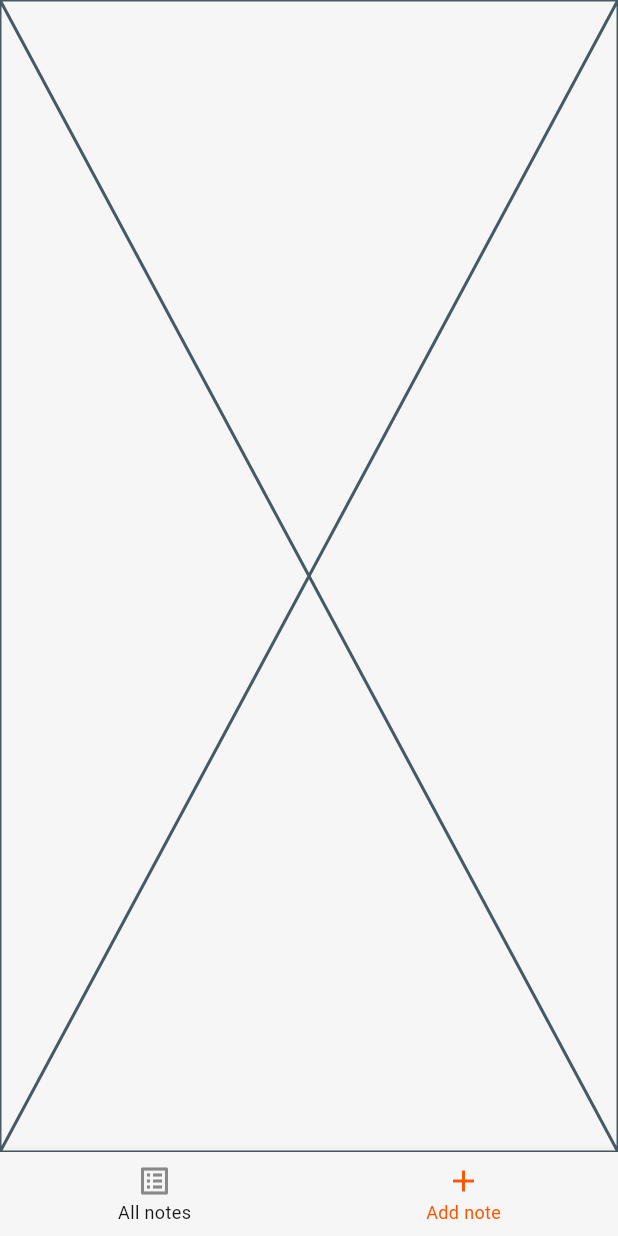
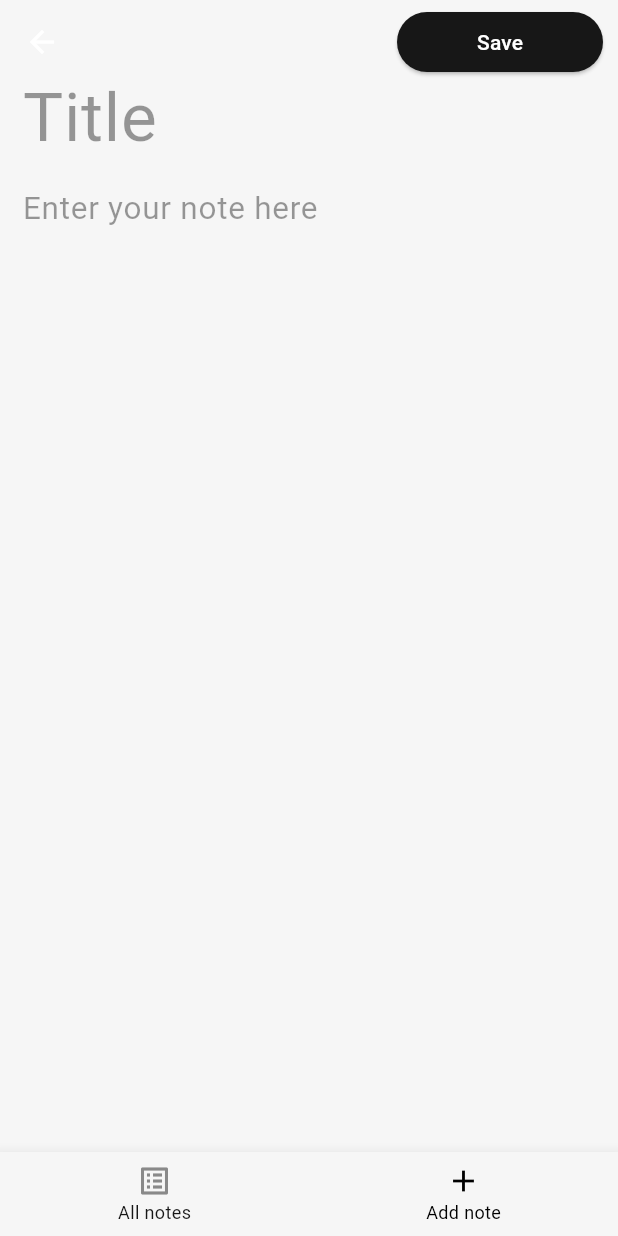
Before and after one commit to rusyaev-dk/scriby_app, a Flutter app: the NewNoteScreen screen opened by its route, on a phone screen of 412 x 824 dp. Run offline on Flutter 3.47's test engine with Material 3 defaults, Android fonts, the phone set to English and light mode, and no system bars; our stand-ins replace auto_route, bloc, equatable, flutter_bloc, realm, shared_preferences; accounts and stored records are empty; generated files the repository leaves out were written again.

Commit message:
feat: implement saving note logic

```diff
--- a/lib/app/scriby_app.dart
+++ b/lib/app/scriby_app.dart
@@ -28,10 +28,11 @@ class _ScribyAppState extends State<ScribyApp> {
       child: BlocBuilder<ThemeCubit, ThemeState>(
         builder: (context, state) {
           return MaterialApp.router(
-             theme: AppThemeData.lightTheme,
+            theme: AppThemeData.lightTheme,
             darkTheme: AppThemeData.darkTheme,
             themeMode: state.themeMode,
             title: "Scriby",
+            debugShowCheckedModeBanner: false,
             routerConfig: router.config(),
           );
         },
--- /dev/null
+++ b/lib/common/widgets/widgets.dart
@@ -0,0 +1 @@
+export 'conditional_wrapper.dart';
--- a/lib/core/domain/repositories/notes/notes_repository.dart
+++ b/lib/core/domain/repositories/notes/notes_repository.dart
@@ -3,7 +3,9 @@ import 'package:scriby_app/core/domain/repositories/notes/notes.dart';
 import 'package:scriby_app/persistence/storage/realm/models/models.dart';
 
 class NotesRepository implements NotesRepositoryI {
-  NotesRepository({required Realm realm}) : _realm = realm;
+  NotesRepository({required Realm realm}) : _realm = realm {
+    deleteAllNotes();
+  }
 
   final Realm _realm;
 
--- a/lib/features/new_note/presentation/new_note_bloc/new_note_bloc.dart
+++ b/lib/features/new_note/presentation/new_note_bloc/new_note_bloc.dart
@@ -10,23 +10,24 @@ part 'new_note_event.dart';
 part 'new_note_state.dart';
 
 class NewNoteBloc extends Bloc<NewNoteEvent, NewNoteState> {
-  NewNoteBloc({required NotesRepositoryI notesRepository})
-      : _notesRepository = notesRepository,
+  NewNoteBloc({
+    required NotesRepositoryI notesRepository,
+  })  : _notesRepository = notesRepository,
         super(NewNoteInitialState()) {
-    on<SaveNoteLocallyEvent>(_onSaveNewNote);
+    on<SaveNewNoteEvent>(_onSaveNewNote);
   }
 
   final NotesRepositoryI _notesRepository;
 
   Future<void> _onSaveNewNote(
-    SaveNoteLocallyEvent event,
+    SaveNewNoteEvent event,
     Emitter<NewNoteState> emit,
   ) async {
-    if (state is! NewNoteSavingState) {
-      emit(NewNoteSavingState());
-    }
+    try {
+      if (state is! NewNoteSavingState) {
+        emit(NewNoteSavingState());
+      }
 
-    try {
       final LocalNote newLocalNote = LocalNote(
         Uuid.v4().toString(),
         event.title,
@@ -34,7 +35,7 @@ class NewNoteBloc extends Bloc<NewNoteEvent, NewNoteState> {
         event.text,
         tags: event.tags,
       );
-
+      await Future.delayed(const Duration(milliseconds: 1000));
       await _notesRepository.addNote(newLocalNote);
       emit(NewNoteInitialState());
     } catch (err, stackTrace) {
--- a/lib/features/new_note/presentation/new_note_bloc/new_note_event.dart
+++ b/lib/features/new_note/presentation/new_note_bloc/new_note_event.dart
@@ -2,8 +2,8 @@ part of 'new_note_bloc.dart';
 
 sealed class NewNoteEvent extends Equatable {}
 
-final class SaveNoteLocallyEvent extends NewNoteEvent {
-  SaveNoteLocallyEvent({
+final class SaveNewNoteEvent extends NewNoteEvent {
+  SaveNewNoteEvent({
     required this.title,
     required this.dateTime,
     required this.tags,
--- a/lib/features/new_note/presentation/new_note_bloc/new_note_state.dart
+++ b/lib/features/new_note/presentation/new_note_bloc/new_note_state.dart
@@ -10,7 +10,7 @@ final class NewNoteInitialState extends NewNoteState {
 final class NewNoteInProgressState extends NewNoteState {
   @override
   List<Object?> get props => [];
-}
+} // убрать?
 
 final class NewNoteSavingState extends NewNoteState {
   @override
--- a/lib/features/new_note/presentation/screens/new_note_screen.dart
+++ b/lib/features/new_note/presentation/screens/new_note_screen.dart
@@ -1,15 +1,97 @@
+import 'dart:async';
+
 import 'package:auto_route/annotations.dart';
 import 'package:flutter/material.dart';
-import 'package:scriby_app/features/new_note/presentation/widgets/widgets.dart';
+import 'package:flutter_bloc/flutter_bloc.dart';
+import 'package:scriby_app/features/new_note/presentation/presentation.dart';
 
 @RoutePage()
-class NewNoteScreen extends StatelessWidget {
+class NewNoteScreen extends StatefulWidget {
   const NewNoteScreen({super.key});
 
   @override
+  State<NewNoteScreen> createState() => _NewNoteScreenState();
+}
+
+class _NewNoteScreenState extends State<NewNoteScreen> {
+  late final TextEditingController _titleController;
+  late final TextEditingController _noteTextController;
+
+  @override
+  void initState() {
+    super.initState();
+    _titleController = TextEditingController();
+    _noteTextController = TextEditingController();
+  }
+
+  @override
   Widget build(BuildContext context) {
-    return const Scaffold(
-      body: NewNoteBody(),
+    return Scaffold(
+      body: CustomScrollView(
+        slivers: [
+          BlocBuilder<NewNoteBloc, NewNoteState>(
+            builder: (context, state) {
+              print("Current state: $state");
+              return SliverAppBar(
+                elevation: 0,
+                forceMaterialTransparency: true,
+                pinned: false,
+                backgroundColor: Colors.transparent,
+                actions: [
+                  Padding(
+                    padding: const EdgeInsets.only(right: 10),
+                    child: SaveNoteButton(
+                      onPressed: _onSaveButtonPressed,
+                      isSaving: state is NewNoteSavingState,
+                    ),
+                  ),
+                ],
+              );
+            },
+          ),
+          SliverToBoxAdapter(
+            child: TitleTextField(
+              controller: _titleController,
+            ),
+          ),
+          const SliverToBoxAdapter(
+            child: SizedBox(
+              height: 10,
+            ),
+          ),
+          SliverFillRemaining(
+            hasScrollBody: false,
+            child: MainInputTextField(
+              controller: _noteTextController,
+            ),
+          ),
+        ],
+      ),
     );
   }
+
+  void _onSaveButtonPressed() async {
+    final Completer completer = Completer();
+
+    BlocProvider.of<NewNoteBloc>(context).add(
+      SaveNewNoteEvent(
+        title: _titleController.text,
+        dateTime: DateTime.now().toString(),
+        tags: const ["test_tag", "one_more_test_tag"],
+        text: _noteTextController.text,
+        completer: completer,
+      ),
+    );
+
+    await completer.future;
+    _titleController.clear();
+    _noteTextController.clear();
+  }
+
+  @override
+  void dispose() {
+    _titleController.dispose();
+    _noteTextController.dispose();
+    super.dispose();
+  }
 }
--- a/lib/features/new_note/presentation/widgets/body.dart
+++ /dev/null
@@ -1,16 +0,0 @@
-import 'package:flutter/material.dart';
-import 'package:flutter_bloc/flutter_bloc.dart';
-import 'package:scriby_app/features/new_note/presentation/presentation.dart';
-
-class NewNoteBody extends StatelessWidget {
-  const NewNoteBody({super.key});
-
-  @override
-  Widget build(BuildContext context) {
-    return BlocBuilder<NewNoteBloc, NewNoteState>(
-      builder: (context, state) {
-        return const Placeholder();
-      },
-    );
-  }
-}
--- /dev/null
+++ b/lib/features/new_note/presentation/widgets/save_note_button.dart
@@ -0,0 +1,32 @@
+import 'package:flutter/material.dart';
+import 'package:scriby_app/uikit/uikit.dart';
+
+class SaveNoteButton extends StatelessWidget {
+  const SaveNoteButton({
+    super.key,
+    required this.onPressed,
+    required this.isSaving,
+  });
+
+  final void Function() onPressed;
+  final bool isSaving;
+
+  @override
+  Widget build(BuildContext context) {
+    return SizedBox(
+      width: MediaQuery.of(context).size.width / 3,
+      child: ElevatedButton(
+        onPressed: isSaving ? () {} : onPressed,
+        style: ButtonStyle(
+            backgroundColor: WidgetStateProperty.all<Color>(
+                AppColorScheme.of(context).onBackground)),
+        child: isSaving
+            ? const CircularProgressIndicator()
+            : const Text(
+                'Save',
+                style: TextStyle(color: Colors.white),
+              ),
+      ),
+    );
+  }
+}
--- /dev/null
+++ b/lib/features/new_note/presentation/widgets/text_fields.dart
@@ -0,0 +1,57 @@
+import 'package:flutter/material.dart';
+import 'package:scriby_app/uikit/uikit.dart';
+
+class TitleTextField extends StatelessWidget {
+  const TitleTextField({
+    super.key,
+    required this.controller,
+  });
+
+  final TextEditingController controller;
+
+  @override
+  Widget build(BuildContext context) {
+    return TextField(
+      controller: controller,
+      decoration: InputDecoration(
+        hintText: "Title",
+        hintStyle: AppTextScheme.of(context).display.copyWith(
+            color: AppColorScheme.of(context).inactive.withOpacity(0.4)),
+        border: InputBorder.none,
+        contentPadding: const EdgeInsets.symmetric(horizontal: 15),
+      ),
+      style: const TextStyle(
+        fontSize: 28.0,
+      ),
+    );
+  }
+}
+
+class MainInputTextField extends StatelessWidget {
+  const MainInputTextField({
+    super.key,
+    required this.controller,
+  });
+
+  final TextEditingController controller;
+
+  @override
+  Widget build(BuildContext context) {
+    return TextField(
+      controller: controller,
+      maxLines: null,
+      decoration: InputDecoration(
+        hintText: "Enter your note here",
+        hintStyle: AppTextScheme.of(context).headline.copyWith(
+              fontSize: 21,
+              color: AppColorScheme.of(context).inactive.withOpacity(0.4),
+            ),
+        border: InputBorder.none,
+        contentPadding: const EdgeInsets.symmetric(horizontal: 15),
+      ),
+      style: const TextStyle(
+        fontSize: 24.0, // Makes the text larger
+      ),
+    );
+  }
+}
--- a/lib/features/new_note/presentation/widgets/widgets.dart
+++ b/lib/features/new_note/presentation/widgets/widgets.dart
@@ -1 +1,2 @@
-export 'body.dart';
+export 'text_fields.dart';
+export 'save_note_button.dart';
--- /dev/null
+++ b/lib/uikit/buttons/buttons.dart
@@ -0,0 +1 @@
+export 'custom_buttons.dart';
--- a/lib/uikit/colors/app_color_sheme.dart
+++ b/lib/uikit/colors/app_color_sheme.dart
@@ -95,7 +95,7 @@ class AppColorScheme extends ThemeExtension<AppColorScheme> {
   final Color inActivatedThemeButtonColor;
 
   AppColorScheme.light()
-      : primary = ColorPalette.orange,
+      : primary = ColorPalette.black,
         onPrimary = ColorPalette.white,
         secondary = ColorPalette.grey,
         onSecondary = ColorPalette.chineseBlack,
@@ -130,7 +130,7 @@ class AppColorScheme extends ThemeExtension<AppColorScheme> {
         inActivatedThemeButtonColor = const Color(0xFFf5f6f6);
 
   AppColorScheme.dark()
-      : primary = ColorPalette.orange,
+      : primary = ColorPalette.black,
         onPrimary = DarkColorPalette.white,
         secondary = ColorPalette.grey,
         onSecondary = DarkColorPalette.black,
--- a/lib/uikit/themes/app_theme_data.dart
+++ b/lib/uikit/themes/app_theme_data.dart
@@ -25,7 +25,7 @@ abstract class AppThemeData {
     ),
     scaffoldBackgroundColor: _lightColorScheme.background,
     appBarTheme: AppBarTheme(
-      color: _lightColorScheme.primary,
+      color: _lightColorScheme.onBackground,
       elevation: AppSizes.double0,
       iconTheme: IconThemeData(
         color: _lightColorScheme.onPrimary,
--- a/lib/uikit/uikit.dart
+++ b/lib/uikit/uikit.dart
@@ -3,3 +3,4 @@ export 'themes/themes.dart';
 export 'text/text.dart';
 export 'gradients/gradients.dart';
 export 'colors/colors.dart';
+export 'buttons/buttons.dart';
```
Also changed, not shown: lib/common/widgets/conditional_wrapper.dart (added, +28 -0 lines), lib/uikit/buttons/custom_buttons.dart (added, +59 -0 lines).
